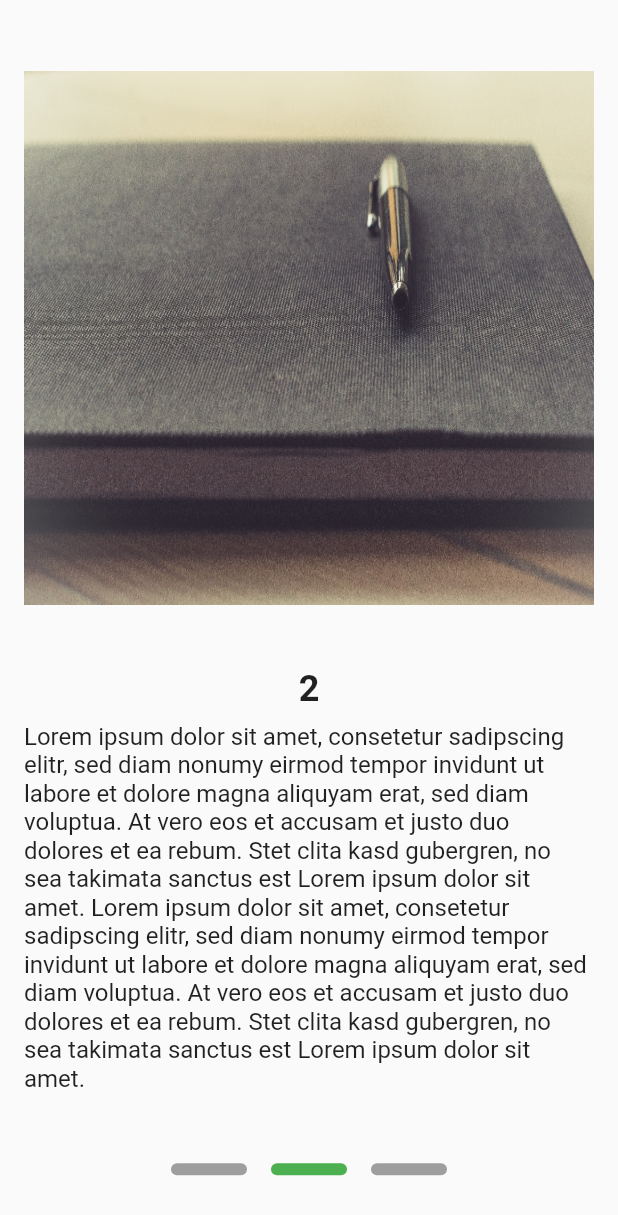
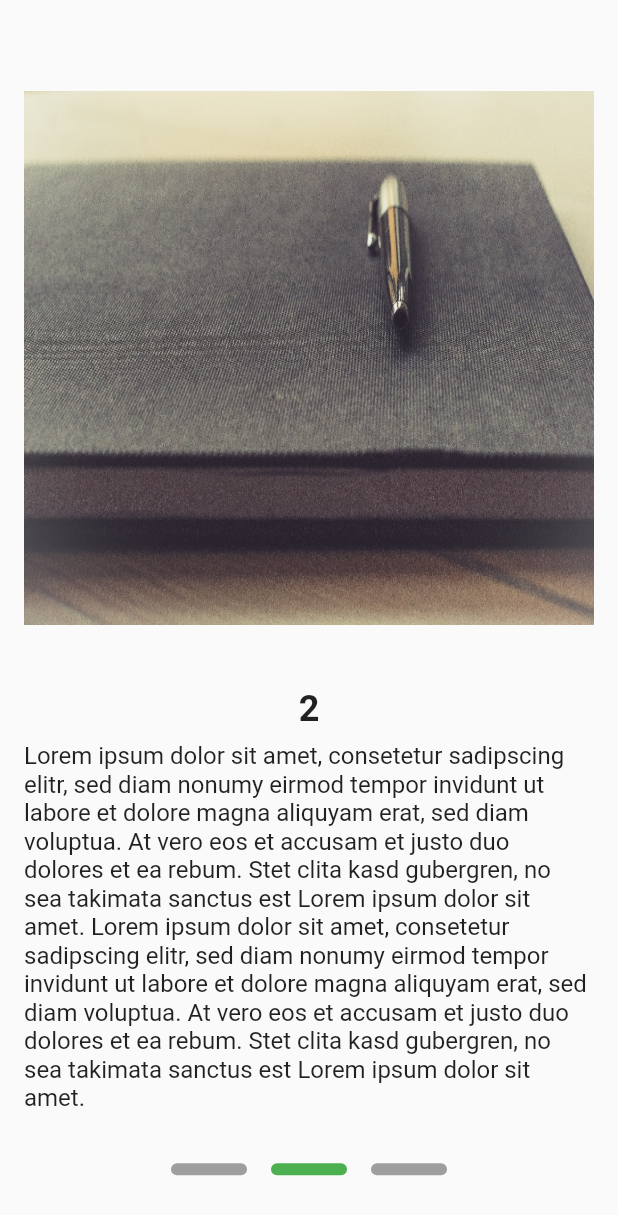
Before and after one commit to RahmiTufanoglu/citizen_lab, a Flutter app: the screen it shows after launch, swiped to page 2, on a phone screen of 412 x 824 dp. Shown: the top 1215 px of the screen. Run offline on Flutter 3.47's test engine with Material 2 defaults, Android fonts, the phone set to English and light mode, and no system bars; our stand-ins replace csv, geolocator, image_picker, photo_view, share, shared_preferences and 2 more; accounts and stored records are empty.

```diff
--- a/lib/citizen_science/citizen_science_page.dart
+++ b/lib/citizen_science/citizen_science_page.dart
@@ -59,14 +59,16 @@ class _CitizenSciencePageState extends State<CitizenSciencePage> {
   }
 
   Widget _buildAppbar() {
+    final String citizenScience = 'Citizen Science';
+
     return AppBar(
       title: GestureDetector(
         onPanStart: (_) => _themeChanger.setTheme(),
         child: Container(
           width: double.infinity,
           child: Tooltip(
-            message: '',
-            child: Text('Citizen Science'),
+            message: citizenScience,
+            child: Text(citizenScience),
           ),
         ),
       ),
--- a/lib/database/project_database_helper.dart
+++ b/lib/database/project_database_helper.dart
@@ -15,7 +15,7 @@ class ProjectDatabaseHelper {
   Database _db;
 
   static const int DB_VERSION = 1;
-  static final String dbName = 'citizen_lab_projects.db';
+  static final String dbName = 'citizen_lab_projects2.db';
 
   static final String projectTable = 'projects';
   static final String columnProjectId = 'id';
--- a/lib/onboarding/onboarding.dart
+++ b/lib/onboarding/onboarding.dart
@@ -2,7 +2,6 @@ import 'package:citizen_lab/onboarding/page_indicator.dart';
 import 'package:citizen_lab/utils/route_generator.dart';
 import 'package:flutter/material.dart';
 
-import 'package:citizen_lab/utils/constants.dart';
 import 'onboarding_data.dart';
 
 class OnboardingPage extends StatefulWidget {
@@ -10,7 +9,8 @@ class OnboardingPage extends StatefulWidget {
   _OnboardingPageState createState() => _OnboardingPageState();
 }
 
-class _OnboardingPageState extends State<OnboardingPage> with TickerProviderStateMixin {
+class _OnboardingPageState extends State<OnboardingPage>
+    with TickerProviderStateMixin {
   PageController _controller;
   int _currentPage = 0;
   bool _lastPage = false;
@@ -42,8 +42,6 @@ class _OnboardingPageState extends State<OnboardingPage> with TickerProviderStat
   @override
   Widget build(BuildContext context) {
     double screenHeight = MediaQuery.of(context).size.height;
-    //double screenWidth = MediaQuery.of(context).size.width;
-
     double appBarHeight = AppBar().preferredSize.height;
 
     return MaterialApp(
@@ -75,13 +73,14 @@ class _OnboardingPageState extends State<OnboardingPage> with TickerProviderStat
                       child: SingleChildScrollView(
                         padding: const EdgeInsets.only(
                           top: 16.0,
-                          bottom: 64.0,
+                          bottom: 80.0,
                           left: 16.0,
                           right: 16.0,
                         ),
                         child: Column(
                           crossAxisAlignment: CrossAxisAlignment.stretch,
                           children: <Widget>[
+                            SizedBox(height: 42.0),
                             Image.asset(
                               page.image,
                               height: (screenHeight / 2) - appBarHeight,
@@ -99,7 +98,7 @@ class _OnboardingPageState extends State<OnboardingPage> with TickerProviderStat
                             ),
                             SizedBox(height: 8.0),
                             Text(
-                              lorem,
+                              page.content,
                               style: TextStyle(fontSize: 16.0),
                             ),
                           ],
--- a/lib/onboarding/onboarding_data.dart
+++ b/lib/onboarding/onboarding_data.dart
@@ -1,10 +1,14 @@
+import 'package:citizen_lab/utils/constants.dart';
+
 class PageModel {
   String image;
   String title;
+  String content;
 
   PageModel({
     this.image,
     this.title,
+    this.content,
   });
 }
 
@@ -12,13 +16,16 @@ var pageList = [
   PageModel(
     image: 'assets/images/notes_1.jpg',
     title: '1',
+    content: lorem_short,
   ),
   PageModel(
     image: 'assets/images/notes_2.jpg',
     title: '2',
+    content: lorem,
   ),
   PageModel(
     image: 'assets/images/notes_3.jpg',
     title: '3',
+    content: lorem_shorter,
   ),
 ];
--- a/lib/projects/project_page.dart
+++ b/lib/projects/project_page.dart
@@ -69,7 +69,7 @@ class _ProjectPageState extends State<ProjectPage> {
               context: context,
               delegate: ProjectSearchPage(
                 projectList: _projectList,
-                reloadProjectList: () => _loadProjectList(),
+                //reloadProjectList: () => _loadProjectList(),
               ),
             );
           },
```
Also changed, not shown: lib/citizen_science/citizen_science_search_page.dart (+6 -6 lines), lib/collapsing_appbar_page.dart (+4 -3 lines), lib/custom_widgets/simple_timer_dialog.dart (+12 -7 lines), lib/projects/project_search_page.dart (+16 -21 lines), 1 other file.
